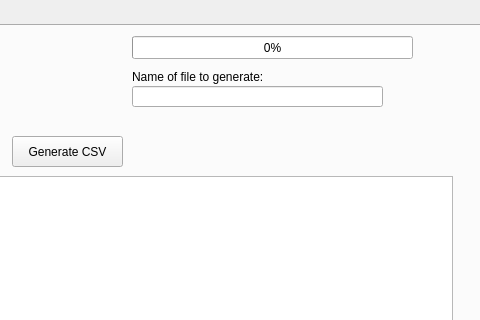
izaletel/NeuroMorpho-Access-Tool, file qtgui.ui: the form before one commit; both pictures show x 320 to 800 and y 0 to 320 of the 800 by 600 pixel window.
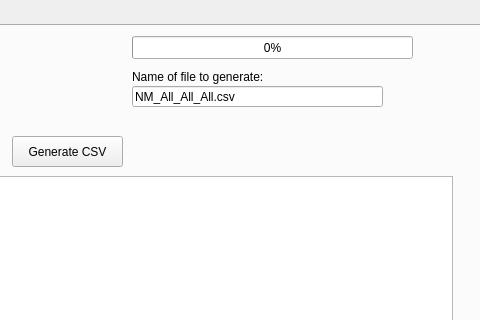
The form after the commit.

The edit to the form file:
```diff
--- a/qtgui.ui
+++ b/qtgui.ui
@@ -150,6 +150,9 @@
         <height>21</height>
        </rect>
       </property>
+      <property name="text">
+       <string>NM_All_All_All.csv</string>
+      </property>
      </widget>
      <widget class="QLabel" name="acq_entry_label">
       <property name="geometry">
```
